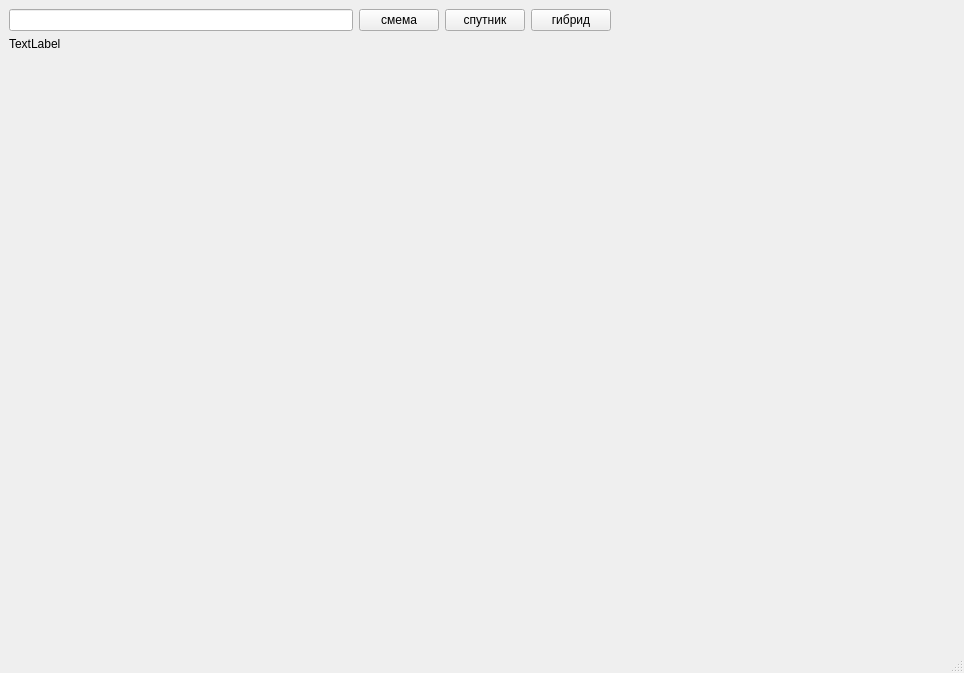
First picture: the form in main_window.ui, repository BadCatSet/YandexMapsApi, before the edit.
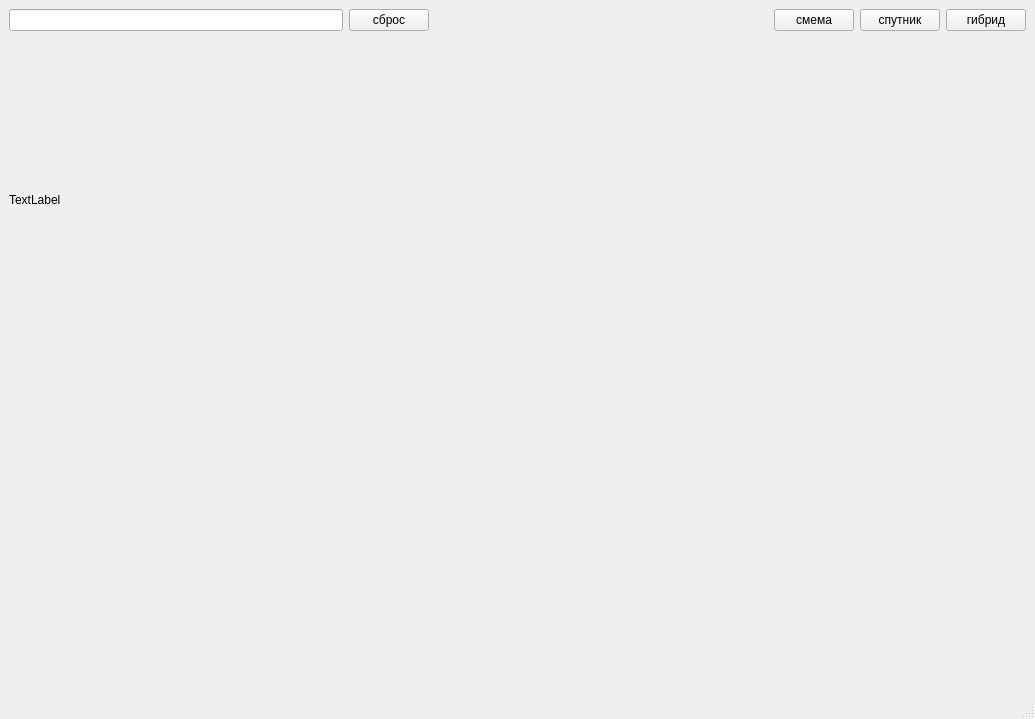
Second picture: the form after the edit.

Commit message: task 7 completed

Patch:
```diff
--- a/main_window.ui
+++ b/main_window.ui
@@ -6,8 +6,8 @@
    <rect>
     <x>0</x>
     <y>0</y>
-    <width>964</width>
-    <height>673</height>
+    <width>1035</width>
+    <height>719</height>
    </rect>
   </property>
   <property name="windowTitle">
@@ -15,18 +15,22 @@
   </property>
   <widget class="QWidget" name="centralwidget">
    <layout class="QGridLayout" name="gridLayout">
-    <item row="2" column="0">
-     <spacer name="g_spacer2">
-      <property name="orientation">
-       <enum>Qt::Vertical</enum>
+    <item row="0" column="0">
+     <widget class="QLineEdit" name="g_search"/>
+    </item>
+    <item row="0" column="1">
+     <widget class="QPushButton" name="g_reset">
+      <property name="text">
+       <string>сброс</string>
       </property>
-      <property name="sizeHint" stdset="0">
-       <size>
-        <width>20</width>
-        <height>40</height>
-       </size>
+     </widget>
+    </item>
+    <item row="0" column="5">
+     <widget class="QPushButton" name="g_layer3">
+      <property name="text">
+       <string>гибрид</string>
       </property>
-     </spacer>
+     </widget>
     </item>
     <item row="1" column="0">
      <widget class="QLabel" name="g_map">
@@ -35,17 +39,21 @@
       </property>
      </widget>
     </item>
-    <item row="0" column="0">
-     <widget class="QLineEdit" name="g_search"/>
-    </item>
     <item row="0" column="3">
+     <widget class="QPushButton" name="g_layer1">
+      <property name="text">
+       <string>смема</string>
+      </property>
+     </widget>
+    </item>
+    <item row="0" column="4">
      <widget class="QPushButton" name="g_layer2">
       <property name="text">
        <string>спутник</string>
       </property>
      </widget>
     </item>
-    <item row="0" column="5" rowspan="2">
+    <item row="0" column="2">
      <spacer name="g_spacer1">
       <property name="orientation">
        <enum>Qt::Horizontal</enum>
@@ -61,19 +69,31 @@
       </property>
      </spacer>
     </item>
-    <item row="0" column="4">
-     <widget class="QPushButton" name="g_layer3">
-      <property name="text">
-       <string>гибрид</string>
+    <item row="2" column="0" colspan="5">
+     <spacer name="g_spacer2">
+      <property name="orientation">
+       <enum>Qt::Vertical</enum>
       </property>
-     </widget>
+      <property name="sizeHint" stdset="0">
+       <size>
+        <width>20</width>
+        <height>40</height>
+       </size>
+      </property>
+     </spacer>
     </item>
-    <item row="0" column="2">
-     <widget class="QPushButton" name="g_layer1">
-      <property name="text">
-       <string>смема</string>
+    <item row="1" column="3" colspan="3">
+     <spacer name="verticalSpacer">
+      <property name="orientation">
+       <enum>Qt::Vertical</enum>
       </property>
-     </widget>
+      <property name="sizeHint" stdset="0">
+       <size>
+        <width>20</width>
+        <height>40</height>
+       </size>
+      </property>
+     </spacer>
     </item>
    </layout>
   </widget>
@@ -82,7 +102,7 @@
     <rect>
      <x>0</x>
      <y>0</y>
-     <width>964</width>
+     <width>1035</width>
      <height>21</height>
     </rect>
    </property>
```
The commit also changes 2 other files.
